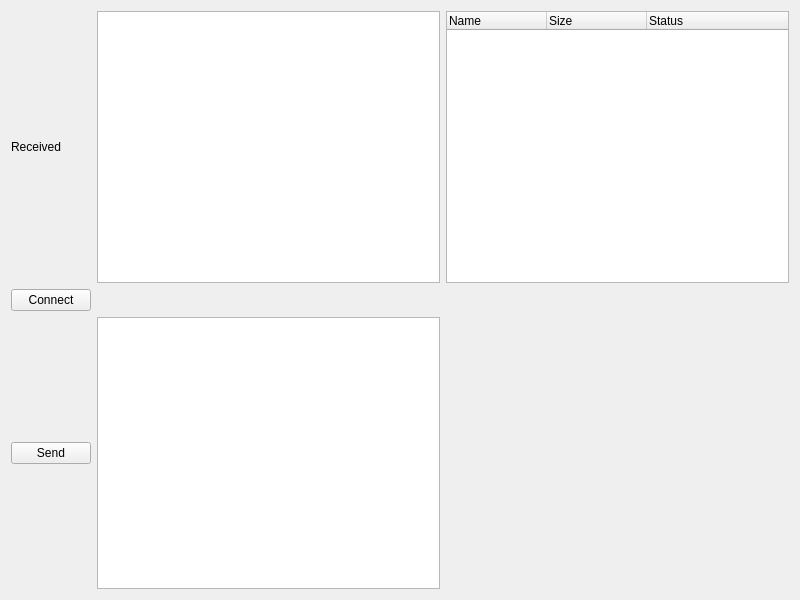
Old version of the form FileClient/clientwidget.ui in the repository Che1012/qtFileServer.
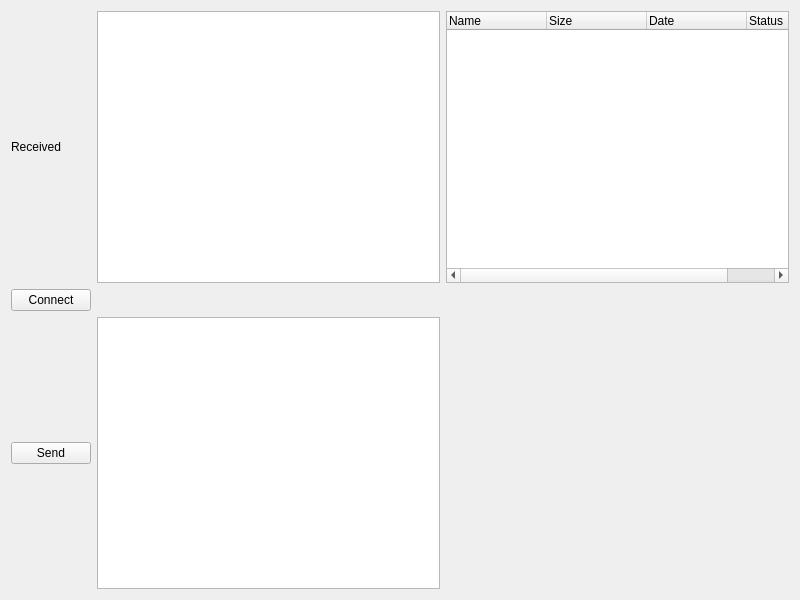
New version of the form.

```diff
--- a/FileClient/clientwidget.ui
+++ b/FileClient/clientwidget.ui
@@ -53,11 +53,21 @@
        <string>Size</string>
       </property>
      </column>
+     <column>
+      <property name="text">
+       <string>Date</string>
+      </property>
+     </column>
      <column>
       <property name="text">
        <string>Status</string>
       </property>
      </column>
+     <column>
+      <property name="text">
+       <string/>
+      </property>
+     </column>
     </widget>
    </item>
   </layout>
```
